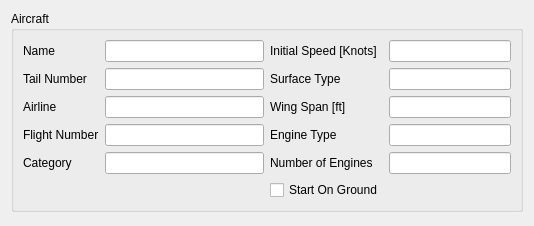
This is src/UserInterface/src/Widgets/FlightInformationWidget.ui in till213/SkyDolly as Qt 5 draws it before an edit. The edited form follows.
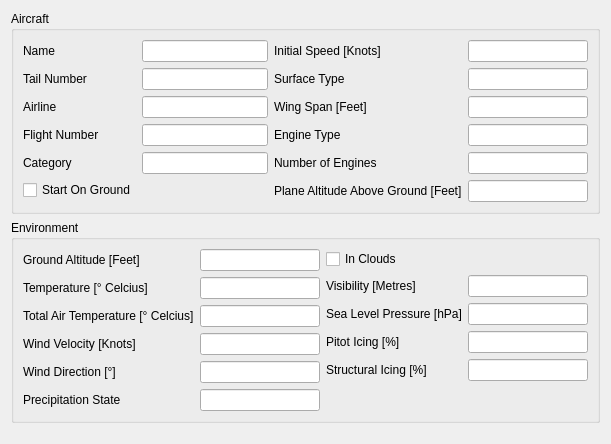
This is the edited form.

Commit message: Add flight information simulation variables to dialog

```diff
--- a/src/UserInterface/src/Widgets/FlightInformationWidget.ui
+++ b/src/UserInterface/src/Widgets/FlightInformationWidget.ui
@@ -6,17 +6,14 @@
    <rect>
     <x>0</x>
     <y>0</y>
-    <width>530</width>
-    <height>226</height>
+    <width>586</width>
+    <height>444</height>
    </rect>
   </property>
   <property name="windowTitle">
    <string>Form</string>
   </property>
-  <layout class="QGridLayout" name="gridLayout_2">
-   <property name="sizeConstraint">
-    <enum>QLayout::SetMinimumSize</enum>
-   </property>
+  <layout class="QGridLayout" name="gridLayout_3">
    <item row="0" column="0">
     <widget class="QGroupBox" name="groupBox_4">
      <property name="minimumSize">
@@ -134,6 +131,28 @@
           </property>
          </widget>
         </item>
+        <item row="5" column="0">
+         <widget class="QCheckBox" name="startOnGroundCheckBox">
+          <property name="enabled">
+           <bool>true</bool>
+          </property>
+          <property name="mouseTracking">
+           <bool>false</bool>
+          </property>
+          <property name="focusPolicy">
+           <enum>Qt::NoFocus</enum>
+          </property>
+          <property name="text">
+           <string>Start On Ground</string>
+          </property>
+          <property name="checkable">
+           <bool>true</bool>
+          </property>
+          <property name="checked">
+           <bool>false</bool>
+          </property>
+         </widget>
+        </item>
        </layout>
       </item>
       <item row="0" column="1">
@@ -178,7 +197,7 @@
         <item row="2" column="0">
          <widget class="QLabel" name="label_10">
           <property name="text">
-           <string>Wing Span [ft]</string>
+           <string>Wing Span [Feet]</string>
           </property>
          </widget>
         </item>
@@ -244,25 +263,26 @@
           </property>
          </widget>
         </item>
+        <item row="5" column="1">
+         <widget class="QLineEdit" name="aircraftAltitudeAboveGroundLineEdit">
+          <property name="minimumSize">
+           <size>
+            <width>120</width>
+            <height>0</height>
+           </size>
+          </property>
+          <property name="text">
+           <string/>
+          </property>
+          <property name="readOnly">
+           <bool>true</bool>
+          </property>
+         </widget>
+        </item>
         <item row="5" column="0">
-         <widget class="QCheckBox" name="startOnGroundCheckBox">
-          <property name="enabled">
-           <bool>true</bool>
-          </property>
-          <property name="mouseTracking">
-           <bool>false</bool>
-          </property>
-          <property name="focusPolicy">
-           <enum>Qt::NoFocus</enum>
-          </property>
+         <widget class="QLabel" name="label_26">
           <property name="text">
-           <string>Start On Ground</string>
-          </property>
-          <property name="checkable">
-           <bool>true</bool>
-          </property>
-          <property name="checked">
-           <bool>false</bool>
+           <string>Plane Altitude Above Ground [Feet]</string>
           </property>
          </widget>
         </item>
@@ -272,6 +292,248 @@
     </widget>
    </item>
    <item row="1" column="0">
+    <widget class="QGroupBox" name="groupBox">
+     <property name="title">
+      <string>Environment</string>
+     </property>
+     <layout class="QGridLayout" name="gridLayout_2">
+      <property name="sizeConstraint">
+       <enum>QLayout::SetMinimumSize</enum>
+      </property>
+      <item row="0" column="0">
+       <layout class="QFormLayout" name="formLayout_3">
+        <item row="0" column="0">
+         <widget class="QLabel" name="label_14">
+          <property name="text">
+           <string>Ground Altitude [Feet]</string>
+          </property>
+         </widget>
+        </item>
+        <item row="0" column="1">
+         <widget class="QLineEdit" name="groundAltitudeLineEdit">
+          <property name="minimumSize">
+           <size>
+            <width>120</width>
+            <height>0</height>
+           </size>
+          </property>
+          <property name="readOnly">
+           <bool>true</bool>
+          </property>
+         </widget>
+        </item>
+        <item row="1" column="0">
+         <widget class="QLabel" name="label_15">
+          <property name="text">
+           <string>Temperature [° Celcius]</string>
+          </property>
+         </widget>
+        </item>
+        <item row="1" column="1">
+         <widget class="QLineEdit" name="temperatureLineEdit">
+          <property name="minimumSize">
+           <size>
+            <width>120</width>
+            <height>0</height>
+           </size>
+          </property>
+          <property name="readOnly">
+           <bool>true</bool>
+          </property>
+         </widget>
+        </item>
+        <item row="2" column="0">
+         <widget class="QLabel" name="label_16">
+          <property name="text">
+           <string>Total Air Temperature [° Celcius]</string>
+          </property>
+         </widget>
+        </item>
+        <item row="2" column="1">
+         <widget class="QLineEdit" name="totalAirTemperatureLineEdit">
+          <property name="minimumSize">
+           <size>
+            <width>120</width>
+            <height>0</height>
+           </size>
+          </property>
+          <property name="readOnly">
+           <bool>true</bool>
+          </property>
+         </widget>
+        </item>
+        <item row="3" column="0">
+         <widget class="QLabel" name="label_17">
+          <property name="text">
+           <string>Wind Velocity [Knots]</string>
+          </property>
+         </widget>
+        </item>
+        <item row="3" column="1">
+         <widget class="QLineEdit" name="windVelocityLineEdit">
+          <property name="minimumSize">
+           <size>
+            <width>120</width>
+            <height>0</height>
+           </size>
+          </property>
+          <property name="readOnly">
+           <bool>true</bool>
+          </property>
+         </widget>
+        </item>
+        <item row="4" column="0">
+         <widget class="QLabel" name="label_18">
+          <property name="text">
+           <string>Wind Direction [°]</string>
+          </property>
+         </widget>
+        </item>
+        <item row="4" column="1">
+         <widget class="QLineEdit" name="windDirectionLineEdit">
+          <property name="minimumSize">
+           <size>
+            <width>120</width>
+            <height>0</height>
+           </size>
+          </property>
+          <property name="readOnly">
+           <bool>true</bool>
+          </property>
+         </widget>
+        </item>
+        <item row="5" column="0">
+         <widget class="QLabel" name="label_19">
+          <property name="text">
+           <string>Precipitation State</string>
+          </property>
+         </widget>
+        </item>
+        <item row="5" column="1">
+         <widget class="QLineEdit" name="precipitationStateLineEdit">
+          <property name="minimumSize">
+           <size>
+            <width>120</width>
+            <height>0</height>
+           </size>
+          </property>
+          <property name="readOnly">
+           <bool>true</bool>
+          </property>
+         </widget>
+        </item>
+       </layout>
+      </item>
+      <item row="0" column="1">
+       <layout class="QFormLayout" name="formLayout_4">
+        <item row="0" column="0">
+         <widget class="QCheckBox" name="inCloudsCheckBox">
+          <property name="enabled">
+           <bool>true</bool>
+          </property>
+          <property name="mouseTracking">
+           <bool>false</bool>
+          </property>
+          <property name="focusPolicy">
+           <enum>Qt::NoFocus</enum>
+          </property>
+          <property name="text">
+           <string>In Clouds</string>
+          </property>
+          <property name="checkable">
+           <bool>true</bool>
+          </property>
+          <property name="checked">
+           <bool>false</bool>
+          </property>
+         </widget>
+        </item>
+        <item row="1" column="0">
+         <widget class="QLabel" name="label_21">
+          <property name="text">
+           <string>Visibility [Metres]</string>
+          </property>
+         </widget>
+        </item>
+        <item row="1" column="1">
+         <widget class="QLineEdit" name="visibilityLineEdit">
+          <property name="minimumSize">
+           <size>
+            <width>120</width>
+            <height>0</height>
+           </size>
+          </property>
+          <property name="readOnly">
+           <bool>true</bool>
+          </property>
+         </widget>
+        </item>
+        <item row="2" column="0">
+         <widget class="QLabel" name="label_22">
+          <property name="text">
+           <string>Sea Level Pressure [hPa]</string>
+          </property>
+         </widget>
+        </item>
+        <item row="2" column="1">
+         <widget class="QLineEdit" name="seaLevelPressure">
+          <property name="minimumSize">
+           <size>
+            <width>120</width>
+            <height>0</height>
+           </size>
+          </property>
+          <property name="readOnly">
+           <bool>true</bool>
+          </property>
+         </widget>
+        </item>
+        <item row="3" column="0">
+         <widget class="QLabel" name="label_23">
+          <property name="text">
+           <string>Pitot Icing [%]</string>
+          </property>
+         </widget>
+        </item>
+        <item row="3" column="1">
+         <widget class="QLineEdit" name="pitotIcingLineEdit">
+          <property name="minimumSize">
+           <size>
+            <width>120</width>
+            <height>0</height>
+           </size>
+          </property>
+          <property name="readOnly">
+           <bool>true</bool>
+          </property>
+         </widget>
+        </item>
+        <item row="4" column="0">
+         <widget class="QLabel" name="label_25">
+          <property name="text">
+           <string>Structural Icing [%]</string>
+          </property>
+         </widget>
+        </item>
+        <item row="4" column="1">
+         <widget class="QLineEdit" name="structuralIcingLineEdit">
+          <property name="minimumSize">
+           <size>
+            <width>120</width>
+            <height>0</height>
+           </size>
+          </property>
+          <property name="readOnly">
+           <bool>true</bool>
+          </property>
+         </widget>
+        </item>
+       </layout>
+      </item>
+     </layout>
+    </widget>
+   </item>
+   <item row="2" column="0">
     <spacer name="verticalSpacer">
      <property name="orientation">
       <enum>Qt::Vertical</enum>
```
The commit also changes 7 other files.
